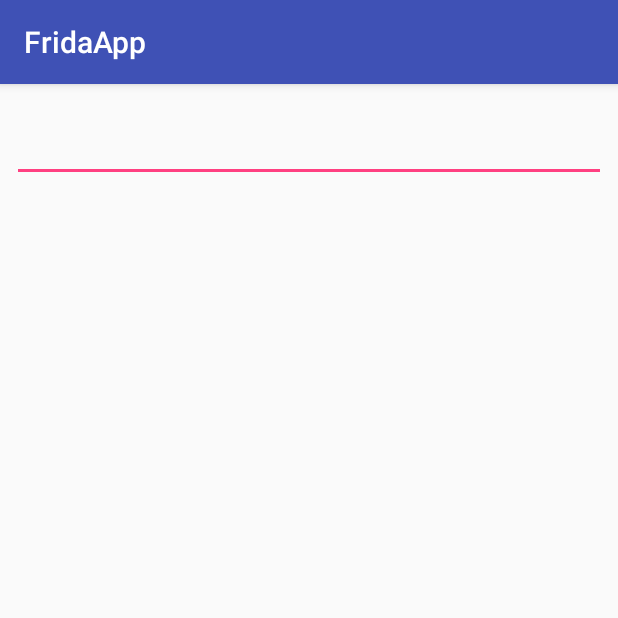
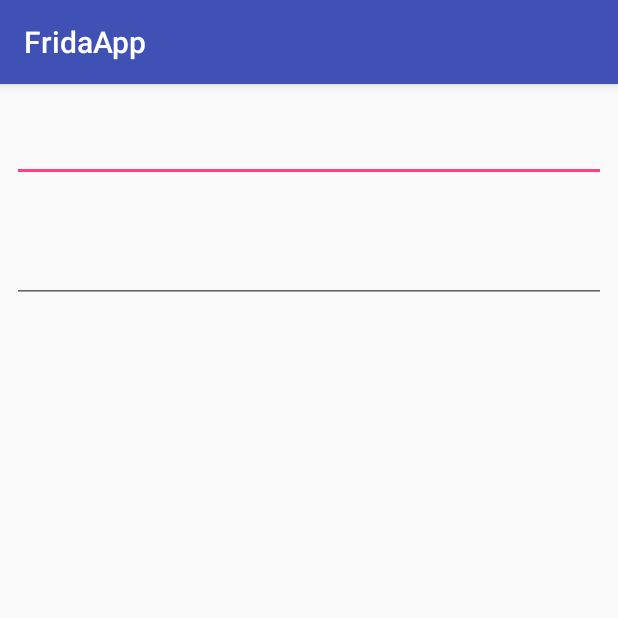
Before and after one commit to asvid/FridaApp, an Android app: the screen it shows after launch (MainActivity), on a phone screen of 412 x 824 dp, the top half of it. Run offline under Robolectric (Android 15) with nearby library versions, the phone set to English and light mode, and no system bars; libraries missing offline, so code that uses them is left out: com.moldedbits.r2d2; 2 statements that could not run were skipped.

Commit message:
added some classes and more hacks in script file

```diff
--- a/app/src/main/java/asvid/github/io/fridaapp/MainActivity.kt
+++ b/app/src/main/java/asvid/github/io/fridaapp/MainActivity.kt
@@ -1,8 +1,6 @@
 package asvid.github.io.fridaapp
 
-import android.accounts.AccountManager.KEY_PASSWORD
 import android.content.Context
-import android.content.SharedPreferences
 import android.os.Bundle
 import android.os.Handler
 import android.support.v7.app.AppCompatActivity
@@ -10,26 +8,25 @@ import android.text.Editable
 import android.text.TextWatcher
 import android.util.Log
 import android.widget.Toast
-import com.moldedbits.r2d2.R2d2
 import kotlinx.android.synthetic.main.activity_main.encryptedPassword
 import kotlinx.android.synthetic.main.activity_main.password
+import kotlinx.android.synthetic.main.activity_main.pinInput
+import kotlinx.android.synthetic.main.activity_main.pinResult
 
 class MainActivity : AppCompatActivity() {
 
-  private lateinit var r2d2: R2d2
-  private lateinit var preferences: SharedPreferences
+  public lateinit var security: Security
 
   override fun onCreate(savedInstanceState: Bundle?) {
     super.onCreate(savedInstanceState)
     setContentView(R.layout.activity_main)
-    preferences = getPreferences(Context.MODE_PRIVATE)
-    r2d2 = R2d2(this)
+    security = Security(this, getPreferences(Context.MODE_PRIVATE))
     runEverySecond()
     initViews()
   }
 
   private fun initViews() {
-    encryptedPassword.text = getPassword()
+    encryptedPassword.text = security.getPassword()
     password.addTextChangedListener(object : TextWatcher {
       override fun afterTextChanged(s: Editable?) {
 
@@ -39,7 +36,24 @@ class MainActivity : AppCompatActivity() {
       }
 
       override fun onTextChanged(s: CharSequence?, start: Int, before: Int, count: Int) {
-        setPassword(s.toString())
+        security.setPassword(s.toString())
+      }
+    })
+
+    pinInput.addTextChangedListener(object : TextWatcher {
+      override fun afterTextChanged(s: Editable?) {
+
+      }
+
+      override fun beforeTextChanged(s: CharSequence?, start: Int, count: Int, after: Int) {
+      }
+
+      override fun onTextChanged(s: CharSequence?, start: Int, before: Int, count: Int) {
+        if (checkPin(s.toString())) {
+          pinResult.text = "correct PIN"
+        } else {
+          pinResult.text = "wrong PIN"
+        }
       }
     })
   }
@@ -64,35 +78,15 @@ class MainActivity : AppCompatActivity() {
 
   fun getString() = "some string"
 
-  fun checkPin(pin: Int) {
-    if (pin == 1234) {
-      showToast()
+  fun checkPin(pin: String): Boolean {
+    if (pin == "1234") {
+      Log.d("PIN", "pin correct!")
+      return true
     }
+    return false
   }
 
   fun sum(x: Int, y: Int) {
     Log.d("Sum", (x + y).toString())
   }
-
-  fun setPassword(password: String) {
-    var password = password
-    val encrypted = r2d2.encryptData(password)
-    if (encrypted != null && !encrypted!!.equals("", ignoreCase = true)) {
-      password = encrypted
-    }
-    val editor = preferences.edit()
-    editor.putString(KEY_PASSWORD, password)
-    editor.apply()
-
-    encryptedPassword.text = password
-  }
-
-  fun getPassword(): String {
-    var password = preferences.getString(KEY_PASSWORD, null)
-    val decrypted = r2d2.decryptData(password)
-    if (decrypted != null && !decrypted!!.equals("", ignoreCase = true)) {
-      password = decrypted
-    }
-    return password
-  }
 }
--- /dev/null
+++ b/app/src/main/java/asvid/github/io/fridaapp/Security.kt
@@ -0,0 +1,31 @@
+package asvid.github.io.fridaapp
+
+import android.accounts.AccountManager
+import android.content.Context
+import android.content.SharedPreferences
+import com.moldedbits.r2d2.R2d2
+
+class Security(context: Context, private val preferences: SharedPreferences) {
+
+  private var r2d2: R2d2 = R2d2(context)
+
+  fun setPassword(password: String) {
+    var password = password
+    val encrypted = r2d2.encryptData(password)
+    if (encrypted != null && !encrypted.equals("", ignoreCase = true)) {
+      password = encrypted
+    }
+    val editor = preferences.edit()
+    editor.putString(AccountManager.KEY_PASSWORD, password)
+    editor.apply()
+  }
+
+  fun getPassword(): String {
+    var password = preferences.getString(AccountManager.KEY_PASSWORD, null)
+    val decrypted = r2d2.decryptData(password)
+    if (decrypted != null && !decrypted.equals("", ignoreCase = true)) {
+      password = decrypted
+    }
+    return password
+  }
+}
--- a/app/src/main/res/layout/activity_main.xml
+++ b/app/src/main/res/layout/activity_main.xml
@@ -37,4 +37,31 @@
       app:layout_constraintTop_toBottomOf="@+id/password"
       />
 
+
+  <EditText
+      android:id="@+id/pinInput"
+      android:layout_width="match_parent"
+      android:layout_height="wrap_content"
+      android:layout_marginEnd="8dp"
+      android:inputType="number"
+      android:layout_marginStart="8dp"
+      android:layout_marginTop="8dp"
+      app:layout_constraintEnd_toEndOf="parent"
+      app:layout_constraintStart_toStartOf="parent"
+      app:layout_constraintTop_toBottomOf="@+id/encryptedPassword"
+      />
+
+  <TextView
+      android:id="@+id/pinResult"
+      android:layout_width="match_parent"
+      android:layout_height="wrap_content"
+      android:layout_marginEnd="8dp"
+      android:layout_marginStart="8dp"
+      android:layout_marginTop="8dp"
+      app:layout_constraintEnd_toEndOf="parent"
+      app:layout_constraintStart_toStartOf="parent"
+      app:layout_constraintTop_toBottomOf="@+id/pinInput"
+      />
+
+
 </android.support.constraint.ConstraintLayout>
```
Also changed, not shown: app/src/main/java/asvid/github/io/fridaapp/SomeClass.kt (added, +13 -0 lines).
